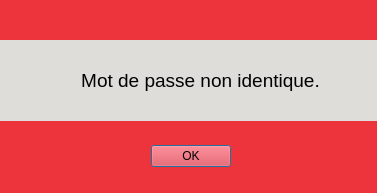
Qt form app/ui/components/dialog/warningDlg.ui (Valyfaliana/suiviPersoConsoElec) before a commit.
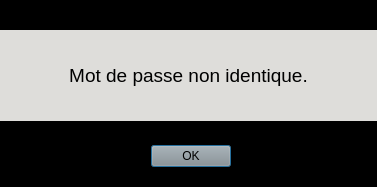
The same form after that commit. Icons and pictures are not drawn.

Commit message: [improve] ui warning dialog

```diff
--- a/app/ui/components/dialog/warningDlg.ui
+++ b/app/ui/components/dialog/warningDlg.ui
@@ -7,14 +7,14 @@
     <x>0</x>
     <y>0</y>
     <width>377</width>
-    <height>193</height>
+    <height>187</height>
    </rect>
   </property>
   <property name="windowTitle">
    <string>Dialog</string>
   </property>
   <property name="styleSheet">
-   <string notr="true">background-color: rgb(237, 51, 59);</string>
+   <string notr="true">background-color: rgb(0, 0, 0);</string>
   </property>
   <widget class="QDialogButtonBox" name="buttonBox">
    <property name="geometry">
@@ -25,6 +25,9 @@
      <height>32</height>
     </rect>
    </property>
+   <property name="styleSheet">
+    <string notr="true">background-color: rgb(147, 147, 145);</string>
+   </property>
    <property name="orientation">
     <enum>Qt::Orientation::Horizontal</enum>
    </property>
@@ -39,9 +42,9 @@
    <property name="geometry">
     <rect>
      <x>0</x>
-     <y>40</y>
-     <width>401</width>
-     <height>81</height>
+     <y>30</y>
+     <width>377</width>
+     <height>91</height>
     </rect>
    </property>
    <property name="font">
```
Left out of the diff: 10 changed lines with no effect on the pictures. The commit also changes 4 other files.
